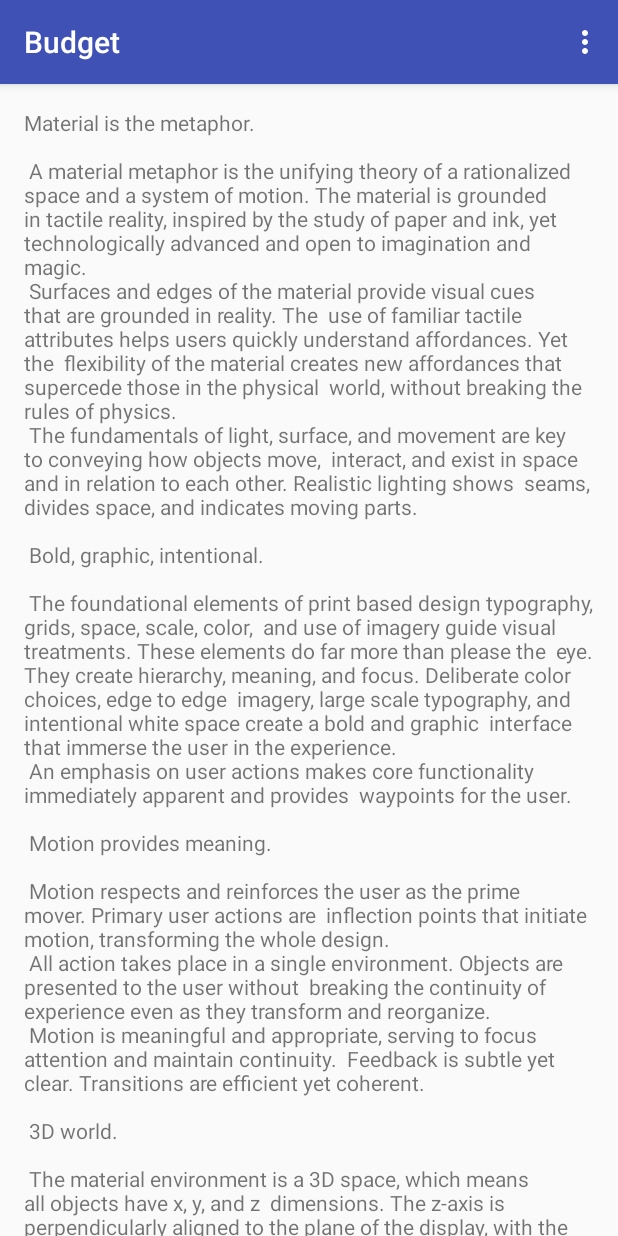
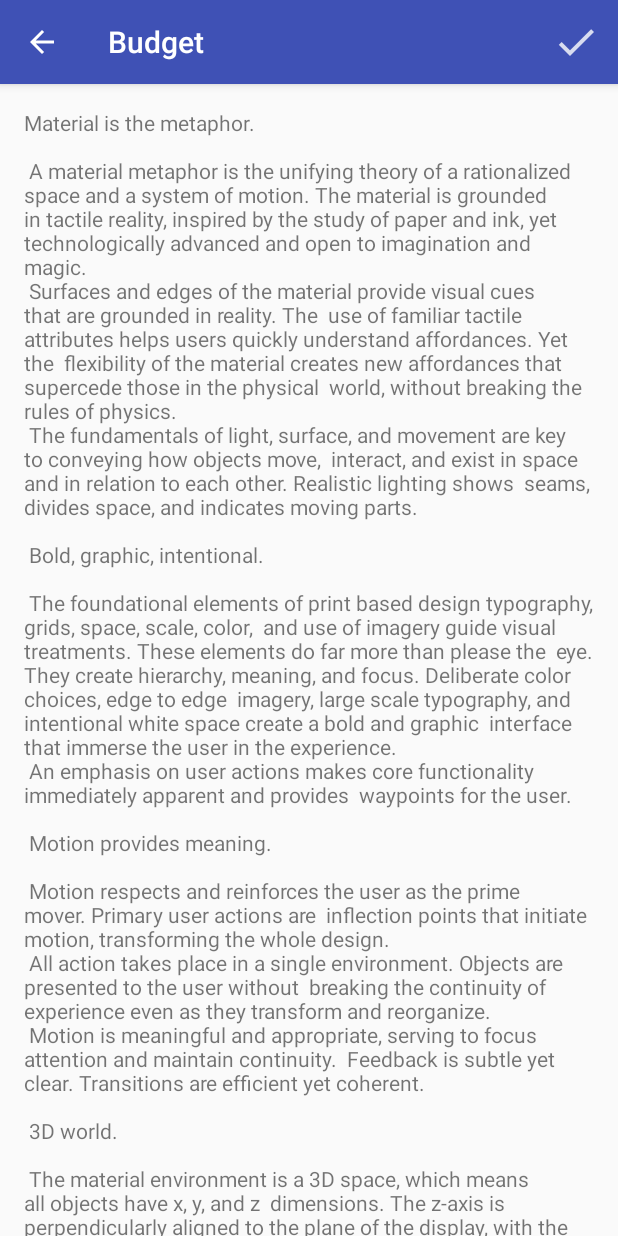
Before and after one commit to pchowdhury/budget, an Android app: the TransactionActivity screen opened directly, with no data from a screen before it, on a phone screen of 412 x 824 dp. Run offline under Robolectric (Android 15) with nearby library versions, the phone set to English and light mode, and no system bars; our stand-ins replace data binding.

Commit message:
Fixed ok button

```diff
--- a/app/src/main/AndroidManifest.xml
+++ b/app/src/main/AndroidManifest.xml
@@ -23,10 +23,6 @@
             android:name=".TransactionActivity"
             android:label="@string/app_name"
             android:theme="@style/AppTheme.NoActionBar" />
-        <activity
-            android:name=".ScrollingActivity"
-            android:label="@string/title_activity_scrolling"
-            android:theme="@style/AppTheme.NoActionBar"></activity>
     </application>
 
 </manifest>
--- a/app/src/main/java/com/phoenix/budget/TransactionActivity.kt
+++ b/app/src/main/java/com/phoenix/budget/TransactionActivity.kt
@@ -17,9 +17,15 @@ class TransactionActivity : AppCompatActivity(), TransactionCallback {
     override fun onCreate(savedInstanceState: Bundle?) {
         super.onCreate(savedInstanceState)
         binding = DataBindingUtil.setContentView(this, R.layout.activity_transaction)
-        setSupportActionBar(toolbar)
+        configureToolBar()
         presenter = TransactionPresenter(this)
         binding.presenter = presenter
+    }
+
+    private fun configureToolBar() {
+        setSupportActionBar(toolbar)
+        supportActionBar?.setDisplayHomeAsUpEnabled(true)
+        supportActionBar?.setDisplayShowHomeEnabled(true)
     }
 
     override fun showError(text: String) {
@@ -28,15 +34,26 @@ class TransactionActivity : AppCompatActivity(), TransactionCallback {
 
     override fun onCreateOptionsMenu(menu: Menu): Boolean {
         // Inflate the menu; this adds items to the action bar if it is present.
-        menuInflater.inflate(R.menu.menu_dashboard, menu)
+        menuInflater.inflate(R.menu.menu_transaction, menu)
         return true
     }
 
     override fun onOptionsItemSelected(item: MenuItem): Boolean {
         return when (item.itemId) {
-            R.id.action_settings ->
+            R.id.action_ok -> {
+                finish()
                 return true
+            }
+            android.R.id.home -> {
+                finish()
+                return true
+            }
             else -> super.onOptionsItemSelected(item)
         }
     }
+
+    override fun onNavigateUp(): Boolean {
+        finish()
+        return super.onNavigateUp()
+    }
 }
--- /dev/null
+++ b/app/src/main/res/menu/menu_transaction.xml
@@ -0,0 +1,11 @@
+<menu xmlns:android="http://schemas.android.com/apk/res/android"
+    xmlns:app="http://schemas.android.com/apk/res-auto"
+    xmlns:tools="http://schemas.android.com/tools"
+    tools:context="com.phoenix.budget.DashboardActivity">
+    <item
+        android:id="@+id/action_ok"
+        android:icon="@drawable/check_ok"
+        android:orderInCategory="100"
+        android:title="@string/action_ok"
+        app:showAsAction="always" />
+</menu>
--- a/app/src/main/res/values/strings.xml
+++ b/app/src/main/res/values/strings.xml
@@ -90,5 +90,5 @@
         "when a user tries to pick up one of cards.\n\n"
     </string>
     <string name="action_settings">Settings</string>
-    <string name="title_activity_scrolling">ScrollingActivity</string>
+    <string name="action_ok">Ok</string>
 </resources>
```
Also changed, not shown: app/src/main/ok-web.png (added), app/src/main/res/drawable-hdpi/check_ok.png (added), app/src/main/res/drawable-mdpi/check_ok.png (added), app/src/main/res/drawable-xhdpi/check_ok.png (added), app/src/main/res/drawable-xxhdpi/check_ok.png (added), app/src/main/res/mipmap-hdpi/ic_launcher_foreground.png, app/src/main/res/mipmap-mdpi/ic_launcher_foreground.png, app/src/main/res/mipmap-xhdpi/ic_launcher_foreground.png, app/src/main/res/mipmap-xxhdpi/ic_launcher_foreground.png, app/src/main/res/mipmap-xxxhdpi/ic_launcher_foreground.png.
